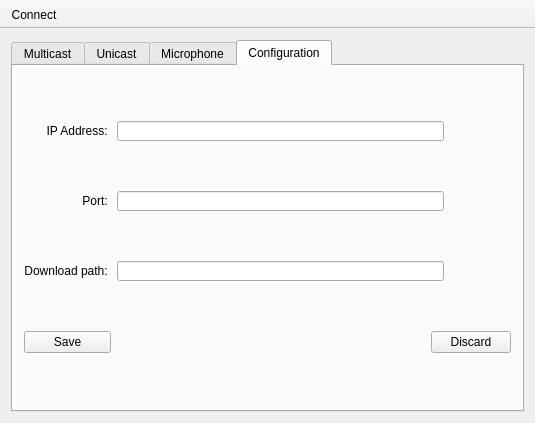
This is Source/GUI/CommAudio/mainwindow.ui in CaKlassen/CommAudio as Qt 5 draws it before an edit. The edited form follows.
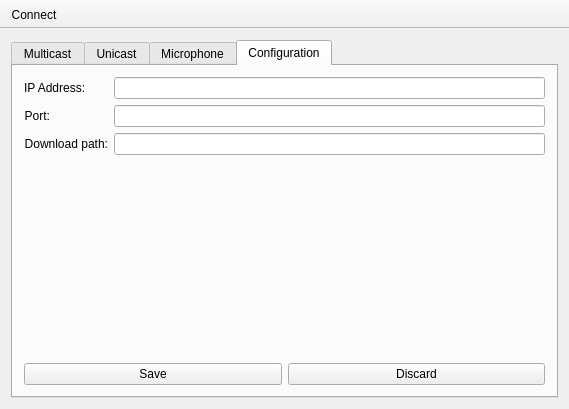
This is the edited form. The open tabs and pages were chosen to show the change.

Commit message: Sexified the UI. Prevented crashes on play/download when nothing is selected. Server disconnect implemented. (a client disconnects when something bad happens to its control socket (closes/errors out)

Diff of the .ui file:
```diff
--- a/Source/GUI/CommAudio/mainwindow.ui
+++ b/Source/GUI/CommAudio/mainwindow.ui
@@ -6,8 +6,8 @@
    <rect>
     <x>0</x>
     <y>0</y>
-    <width>535</width>
-    <height>423</height>
+    <width>569</width>
+    <height>409</height>
    </rect>
   </property>
   <property name="maximumSize">
@@ -20,14 +20,11 @@
    <string>MainWindow</string>
   </property>
   <widget class="QWidget" name="centralWidget">
-   <layout class="QGridLayout" name="gridLayout">
-    <item row="1" column="1">
+   <layout class="QHBoxLayout" name="horizontalLayout_4">
+    <item>
      <widget class="QTabWidget" name="tabWidget">
-      <property name="minimumSize">
-       <size>
-        <width>490</width>
-        <height>341</height>
-       </size>
+      <property name="enabled">
+       <bool>true</bool>
       </property>
       <property name="tabPosition">
        <enum>QTabWidget::North</enum>
@@ -41,21 +38,6 @@
         <height>16</height>
        </size>
       </property>
-      <property name="usesScrollButtons">
-       <bool>true</bool>
-      </property>
-      <property name="documentMode">
-       <bool>false</bool>
-      </property>
-      <property name="tabsClosable">
-       <bool>false</bool>
-      </property>
-      <property name="movable">
-       <bool>false</bool>
-      </property>
-      <property name="tabBarAutoHide">
-       <bool>false</bool>
-      </property>
       <widget class="QWidget" name="tab_5">
        <attribute name="title">
         <string>Multicast</string>
@@ -302,7 +284,7 @@
        <attribute name="title">
         <string>Microphone</string>
        </attribute>
-       <layout class="QGridLayout" name="gridLayout_5">
+       <layout class="QGridLayout" name="gridLayout">
         <item row="0" column="0">
          <widget class="QPushButton" name="micButton">
           <property name="minimumSize">
@@ -328,98 +310,71 @@
        <attribute name="title">
         <string>Configuration</string>
        </attribute>
-       <layout class="QGridLayout" name="gridLayout_6">
+       <layout class="QVBoxLayout" name="verticalLayout_4">
+        <item>
+         <layout class="QFormLayout" name="formLayout">
+          <item row="0" column="0">
+           <widget class="QLabel" name="cIPAddressLabel">
+            <property name="text">
+             <string>IP Address:</string>
+            </property>
+           </widget>
+          </item>
+          <item row="0" column="1">
+           <widget class="QLineEdit" name="cIPAddressText">
+            <property name="enabled">
+             <bool>true</bool>
+            </property>
+           </widget>
+          </item>
+          <item row="1" column="0">
+           <widget class="QLabel" name="cPortLabel">
+            <property name="text">
+             <string>Port:</string>
+            </property>
+            <property name="alignment">
+             <set>Qt::AlignRight|Qt::AlignTrailing|Qt::AlignVCenter</set>
+            </property>
+           </widget>
+          </item>
+          <item row="1" column="1">
+           <widget class="QLineEdit" name="cPortText"/>
+          </item>
         <item row="2" column="0">
          <widget class="QLabel" name="cFilepathLabel">
           <property name="text">
-           <string>Download path: </string>
+             <string>Download path:</string>
           </property>
           <property name="alignment">
            <set>Qt::AlignRight|Qt::AlignTrailing|Qt::AlignVCenter</set>
           </property>
          </widget>
         </item>
-        <item row="3" column="2">
-         <widget class="QPushButton" name="cCancelButton">
-          <property name="text">
-           <string>Discard</string>
-          </property>
-         </widget>
-        </item>
-        <item row="3" column="0">
+          <item row="2" column="1">
+           <widget class="QLineEdit" name="cFilepathText"/>
+          </item>
+         </layout>
+        </item>
+        <item>
+         <layout class="QHBoxLayout" name="horizontalLayout_3">
+          <item>
          <widget class="QPushButton" name="cOKButton">
           <property name="text">
            <string>Save</string>
           </property>
          </widget>
         </item>
-        <item row="1" column="0">
-         <widget class="QLabel" name="cPortLabel">
+          <item>
+           <widget class="QPushButton" name="cCancelButton">
           <property name="text">
-           <string>Port: </string>
-          </property>
-          <property name="alignment">
-           <set>Qt::AlignRight|Qt::AlignTrailing|Qt::AlignVCenter</set>
+             <string>Discard</string>
+            </property>
+            <property name="shortcut">
+             <string/>
           </property>
          </widget>
         </item>
-        <item row="2" column="1">
-         <widget class="QLineEdit" name="cFilepathText">
-          <property name="minimumSize">
-           <size>
-            <width>327</width>
-            <height>20</height>
-           </size>
-          </property>
-          <property name="maximumSize">
-           <size>
-            <width>327</width>
-            <height>20</height>
-           </size>
-          </property>
-         </widget>
-        </item>
-        <item row="0" column="0">
-         <widget class="QLabel" name="cIPAddressLabel">
-          <property name="text">
-           <string>IP Address: </string>
-          </property>
-          <property name="alignment">
-           <set>Qt::AlignRight|Qt::AlignTrailing|Qt::AlignVCenter</set>
-          </property>
-         </widget>
-        </item>
-        <item row="1" column="1">
-         <widget class="QLineEdit" name="cPortText">
-          <property name="minimumSize">
-           <size>
-            <width>327</width>
-            <height>20</height>
-           </size>
-          </property>
-          <property name="maximumSize">
-           <size>
-            <width>327</width>
-            <height>20</height>
-           </size>
-          </property>
-         </widget>
-        </item>
-        <item row="0" column="1">
-         <widget class="QLineEdit" name="cIPAddressText">
-          <property name="minimumSize">
-           <size>
-            <width>327</width>
-            <height>20</height>
-           </size>
-          </property>
-          <property name="maximumSize">
-           <size>
-            <width>327</width>
-            <height>20</height>
-           </size>
-          </property>
-         </widget>
+         </layout>
         </item>
        </layout>
       </widget>
```
Left out of the diff: 122 changed lines with no effect on the pictures. Lines whose indentation alone changed are shown as unchanged. The commit also changes 5 other files.
